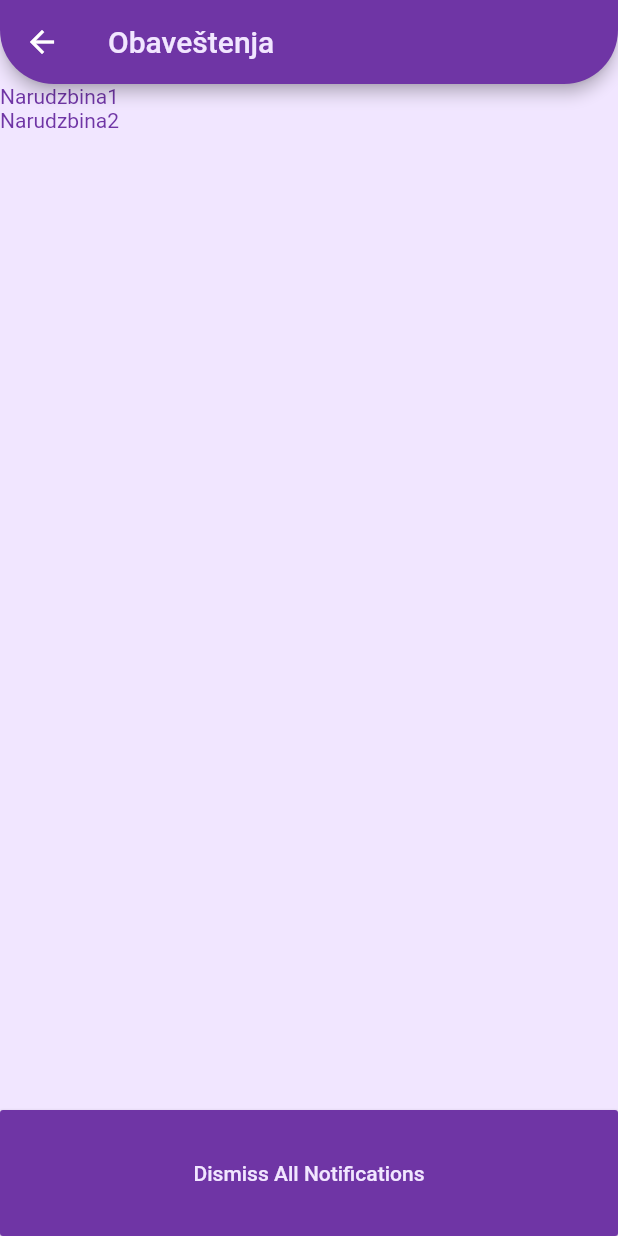
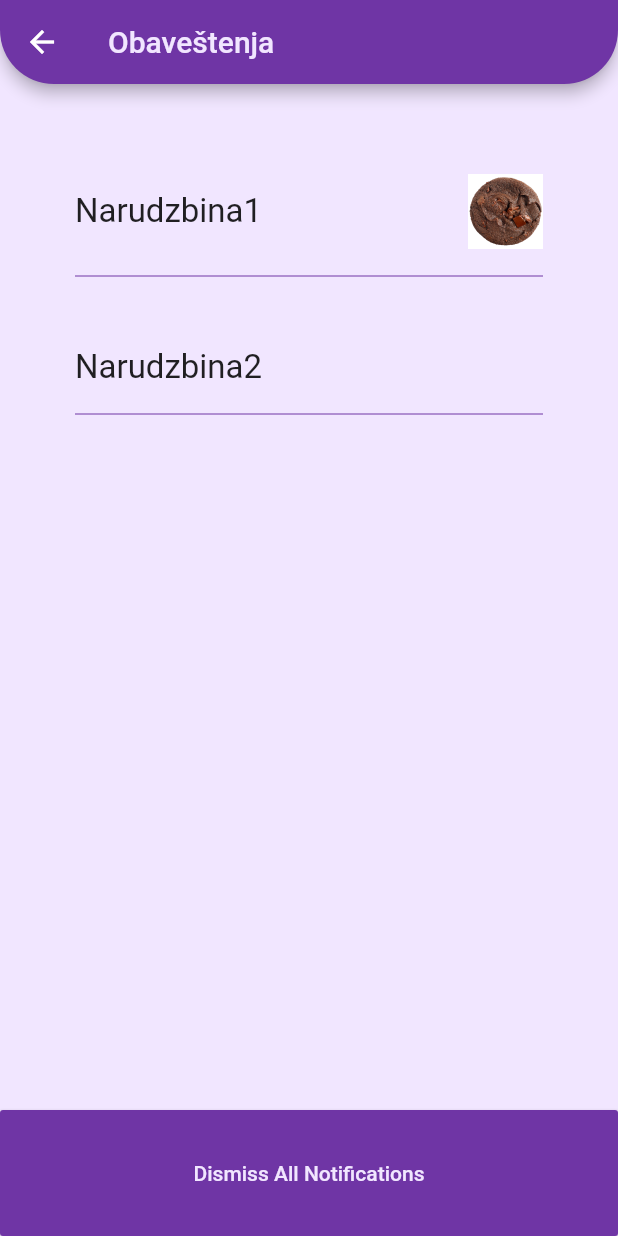
Before and after one commit to grizli404/Kotarica, a Flutter app: the NotificationScreen screen opened directly, on a phone screen of 412 x 824 dp. Run offline on Flutter 3.47's test engine with Material 2 defaults, Android fonts, the light colour scheme and no system bars; our stand-ins replace flutter_svg; missing offline and left inert: adhara_socket_io, dart:ffi, dart:html, dart:js, flutter_session, web3dart; accounts and stored records are empty; project files that could hold a hidden picture were left out.

Commit message:
napravljene notifikacije sa nekim opcijama da se uklone

```diff
--- a/App/frontend/app/lib/model/notification_model.dart
+++ b/App/frontend/app/lib/model/notification_model.dart
@@ -1,13 +1,28 @@
+import 'package:app/model/proizvodiModel.dart';
 import 'package:flutter/cupertino.dart';
 
 class NotificationModel {
   final String message;
+  final Proizvod proizvod;
   final int id;
 
-  NotificationModel({@required this.message, @required this.id});
+  NotificationModel({this.proizvod, @required this.message, @required this.id});
 }
 
+Proizvod demoProizvod = Proizvod(
+    cena: 100,
+    id: 10,
+    idKategorije: 1,
+    idKorisnika: 1,
+    kolicina: 10,
+    naziv: "jaja-test");
+
 List<NotificationModel> notificationList = [
-  NotificationModel(message: "Narudzbina1", id: 1),
+  NotificationModel(message: "Narudzbina1", id: 1, proizvod: demoProizvod),
   NotificationModel(message: "Narudzbina2", id: 1),
 ];
+
+void dismissAllNotifications() {
+  notificationList.clear();
+  //remove from block or cookie implementation
+}
--- a/App/frontend/app/lib/screens/notifications/components/notification_bar.dart
+++ b/App/frontend/app/lib/screens/notifications/components/notification_bar.dart
@@ -7,20 +7,88 @@
   final String message;
   final Proizvod proizvod;
 
-  const NotificationBar({Key key, this.message, this.proizvod})
+  const NotificationBar({Key key, @required this.message, this.proizvod})
+      : super(key: key);
+
+  @override
+  Widget build(BuildContext context) {
+    if (proizvod == null) {
+      return NotificationWithoutProduct(message: message);
+    } else {
+      return NotificationWithProduct(
+        message: message,
+        proizvod: proizvod,
+      );
+    }
+  }
+}
+
+class NotificationWithProduct extends StatelessWidget {
+  final String message;
+  final Proizvod proizvod;
+
+  const NotificationWithProduct(
+      {Key key, @required this.message, @required this.proizvod})
       : super(key: key);
 
   @override
   Widget build(BuildContext context) {
     return Container(
-      child: Row(
+      padding: EdgeInsets.symmetric(horizontal: 30, vertical: 20),
+      child: Column(
         children: [
-          Text(
-            message,
-            style: TextStyle(color: kPrimaryColor),
+          Row(
+            mainAxisAlignment: MainAxisAlignment.spaceBetween,
+            crossAxisAlignment: CrossAxisAlignment.center,
+            children: [
+              Text(
+                message,
+                style: TextStyle(fontSize: 22),
+              ),
+              Container(
+                  height: 50.0,
+                  width: 50.0,
+                  decoration: BoxDecoration(
+                      image: DecorationImage(
+                          image: AssetImage("assets/images/cookiechoco.jpg"),
+                          fit: BoxFit.contain)))
+            ],
           ),
+          SizedBox(height: 10.0),
+          Divider(
+            color: kPrimaryColor,
+          )
         ],
       ),
     );
   }
 }
+
+class NotificationWithoutProduct extends StatelessWidget {
+  final String message;
+
+  const NotificationWithoutProduct({Key key, this.message}) : super(key: key);
+
+  @override
+  Widget build(BuildContext context) {
+    return Container(
+      padding: EdgeInsets.symmetric(horizontal: 30, vertical: 20),
+      child: Column(
+        children: [
+          Row(
+            children: [
+              Text(
+                message,
+                style: TextStyle(fontSize: 22),
+              ),
+            ],
+          ),
+          SizedBox(height: 10.0),
+          Divider(
+            color: kPrimaryColor,
+          )
+        ],
+      ),
+    );
+  }
+}
--- a/App/frontend/app/lib/screens/notifications/notification_screen.dart
+++ b/App/frontend/app/lib/screens/notifications/notification_screen.dart
@@ -28,37 +28,38 @@
         ),
       ),
       body: Container(
+        margin: EdgeInsets.symmetric(vertical: 40, horizontal: 20),
         child: ListView.builder(
           itemCount: notificationList.length,
           itemBuilder: (context, index) {
-            return Container(
+            final notification = notificationList[index];
+            return Dismissible(
+              key: Key(notification.message),
               child: NotificationBar(
-              message: '${notificationList[index].message}',
-            ));
+                message: notification.message,
+                proizvod: notification.proizvod,
+              ),
+              onDismissed: (direction) {
+                setState(() {
+                  notificationList.removeAt(index);
+                });
+                //removeFromBlock();
+                //ili
+                //removeCookie();
+              },
+            );
           },
         ),
       ),
-      bottomNavigationBar: DismissAllNotifications(),
-    );
-  }
-}
-
-class DismissAllNotifications extends StatelessWidget {
-  final int token;
-
-  const DismissAllNotifications({
-    Key key,
-    this.token,
-  }) : super(key: key);
-
-  @override
-  Widget build(BuildContext context) {
-    return Container(
+      bottomNavigationBar: Container(
         height: 100,
         padding: EdgeInsets.only(top: 16),
         child: SizedBox.expand(
           child: RaisedButton(
-          onPressed: () {},
+            onPressed: () {
+              dismissAllNotifications();
+              setState(() {});
+            },
             child: Text(
               "Dismiss All Notifications",
               style: TextStyle(color: kBackgroundColor),
@@ -66,6 +67,7 @@
             color: kPrimaryColor,
           ),
         ),
+      ),
     );
   }
 }
```
Lines whose indentation alone changed are shown as unchanged.
